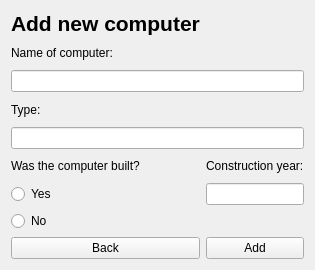
Above: computeradd.ui from AndriM/Vika3 before the change. Below: the same form after it.
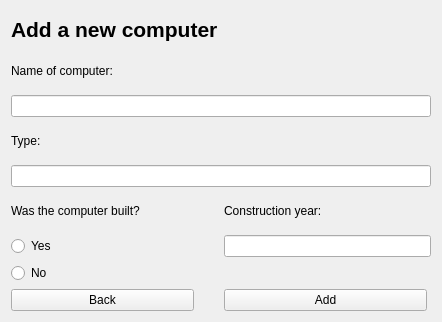
That is the form after the change.

```diff
--- a/computeradd.ui
+++ b/computeradd.ui
@@ -6,8 +6,8 @@
    <rect>
     <x>0</x>
     <y>0</y>
-    <width>303</width>
-    <height>270</height>
+    <width>442</width>
+    <height>322</height>
    </rect>
   </property>
   <property name="windowTitle">
@@ -24,7 +24,7 @@
       </font>
      </property>
      <property name="text">
-      <string>Add new computer</string>
+      <string>Add a new computer</string>
      </property>
     </widget>
    </item>
@@ -81,6 +81,12 @@
    </item>
    <item row="8" column="0">
     <widget class="QPushButton" name="back">
+     <property name="maximumSize">
+      <size>
+       <width>183</width>
+       <height>16777215</height>
+      </size>
+     </property>
      <property name="text">
       <string>Back</string>
      </property>
@@ -88,6 +94,18 @@
    </item>
    <item row="8" column="1">
     <widget class="QPushButton" name="addButton">
+     <property name="minimumSize">
+      <size>
+       <width>203</width>
+       <height>0</height>
+      </size>
+     </property>
+     <property name="maximumSize">
+      <size>
+       <width>203</width>
+       <height>16777215</height>
+      </size>
+     </property>
      <property name="text">
       <string>Add</string>
      </property>
```
Left out of the diff: 60 changed lines with no effect on the pictures.
